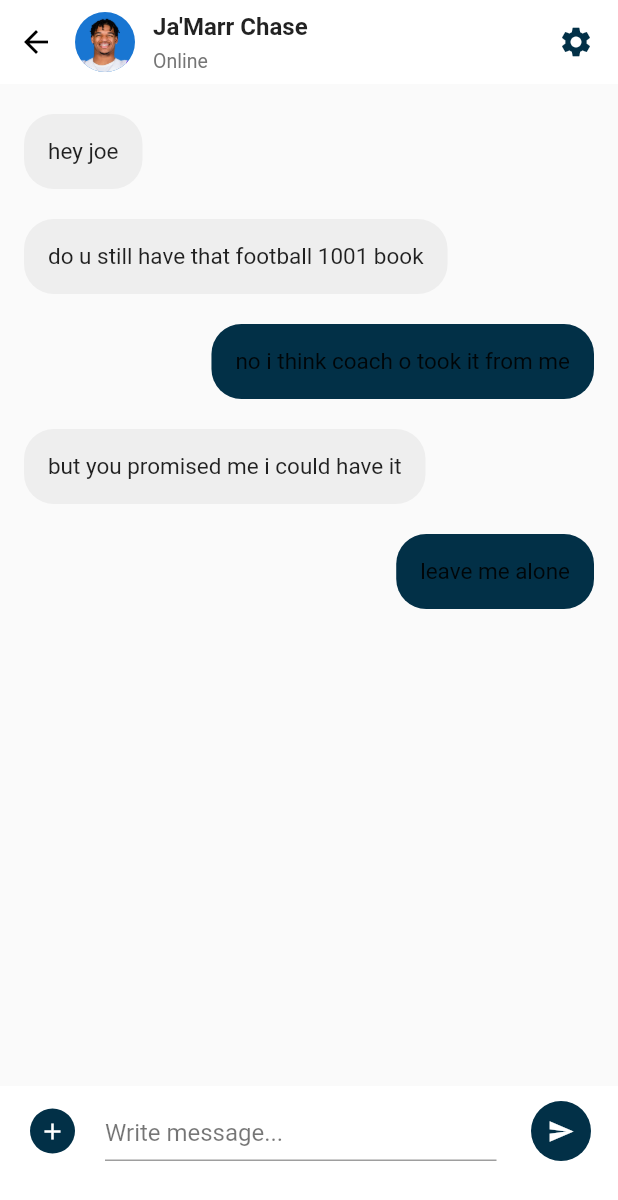
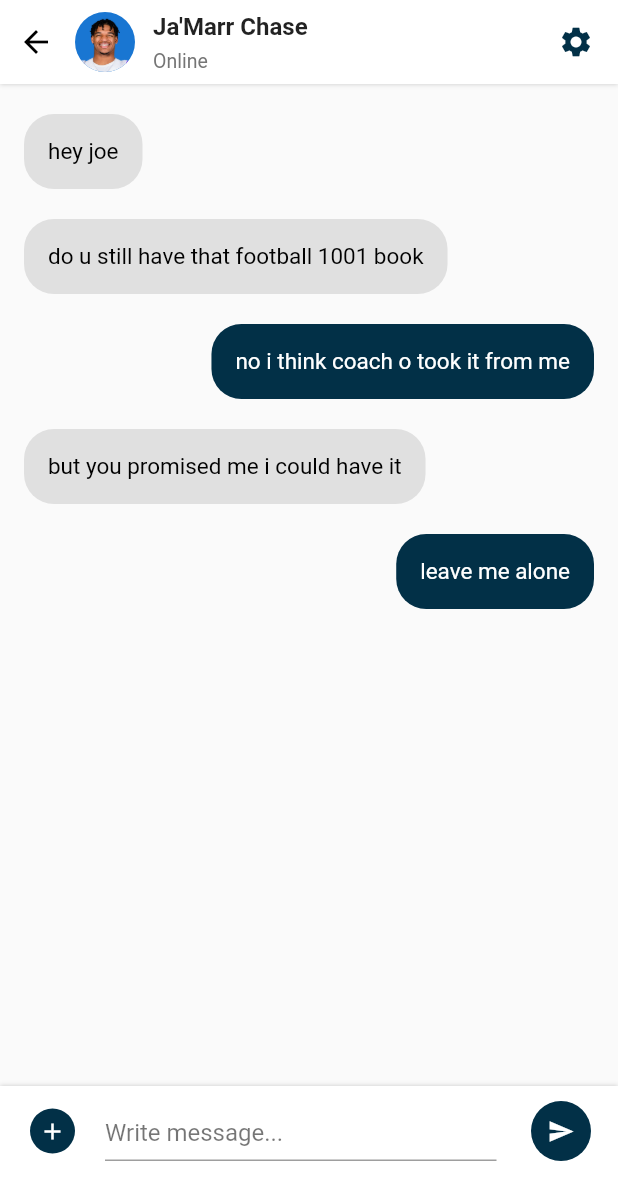
Before and after one commit to CSC4330/Borreaux, a Flutter app: the MessagesPage screen opened directly, after a tap on "Ja'Marr Chase", on a phone screen of 412 x 824 dp. Shown: the top 1200 px of the screen. Run offline on Flutter 3.47's test engine with Material 2 defaults, Android fonts, the phone set to English and light mode, and no system bars; our stand-ins replace auto_size_text, carousel_slider, confetti, flutter_rating_bar, font_awesome_flutter, google_fonts and 5 more; missing offline and left inert: filter_list, flutter_barcode_scanner, image_picker_for_web.

Commit message:
added padding, shading to messages tab

```diff
--- a/borreauxapp/lib/screens/messages.dart
+++ b/borreauxapp/lib/screens/messages.dart
@@ -1,6 +1,7 @@
 import 'package:borreauxapp/assets/colors.dart';
 import 'package:borreauxapp/model/messagesUser.dart';
 import 'package:borreauxapp/widgets/conversationList.dart';
+import 'package:borreauxapp/widgets/searchbar_widget.dart';
 import 'package:flutter/material.dart';
 
 // class MessagesWidget extends StatelessWidget {
@@ -134,7 +135,10 @@ class _MessagesPageState extends State<MessagesPage> {
               ),
             ),
             // CONVERSATION LIST
-            ListView.builder(
+            ListView.separated(
+              separatorBuilder: (context, index) => Divider(
+                color: Colors.black.withOpacity(.2),
+              ),
               itemCount: messagesUsers.length,
               shrinkWrap: true,
               padding: EdgeInsets.only(top: 16),
--- a/borreauxapp/lib/screens/messagesDetailPage.dart
+++ b/borreauxapp/lib/screens/messagesDetailPage.dart
@@ -36,7 +36,15 @@ class _MessagesDetailPageState extends State<MessagesDetailPage> {
         flexibleSpace: SafeArea(
           child: Container(
             padding: EdgeInsets.only(right: 16),
-
+            decoration: BoxDecoration(
+              color: AppColor.primaryColor,
+              boxShadow: <BoxShadow>[
+                BoxShadow(
+                  color: Colors.black.withOpacity(0.2),
+                  blurRadius: 2,
+                ),
+              ],
+            ),
             // top of chat details with user's name, status,
             // profile picture, and the back button & gear
             child: Row(
@@ -115,14 +123,19 @@ class _MessagesDetailPageState extends State<MessagesDetailPage> {
                     decoration: BoxDecoration(
                       borderRadius: BorderRadius.circular(20),
                       color: (messages[index].messageType == "receiver"
-                          ? Colors.grey.shade200
+                          ? Colors.grey.shade300
                           : AppColor.secondaryColor),
                     ),
                     padding: EdgeInsets.all(16),
                     // putting the message in the text bubble
                     child: Text(
                       messages[index].messageContent,
-                      style: TextStyle(fontSize: 15),
+                      style: TextStyle(
+                        fontSize: 15,
+                        color: (messages[index].messageType == "receiver"
+                            ? Colors.black
+                            : AppColor.primaryColor),
+                      ),
                     ),
                   ),
                 ),
@@ -134,11 +147,19 @@ class _MessagesDetailPageState extends State<MessagesDetailPage> {
           Align(
             alignment: Alignment.bottomCenter,
             child: Container(
+              decoration: BoxDecoration(
+                color: AppColor.primaryColor,
+                boxShadow: <BoxShadow>[
+                  BoxShadow(
+                    color: Colors.black.withOpacity(0.2),
+                    blurRadius: 2,
+                  ),
+                ],
+              ),
               padding:
                   EdgeInsets.only(left: 20, bottom: 50, top: 10, right: 10),
               height: 100,
               width: double.infinity,
-              color: AppColor.primaryColor,
               child: Row(
                 children: <Widget>[
                   GestureDetector(
```
Also changed, not shown: 4 other files.
